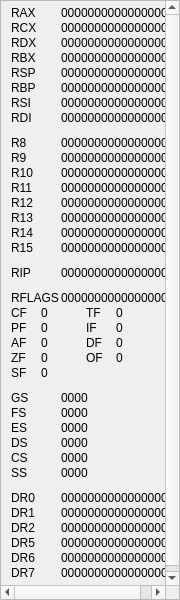
Qt form x64_dbg_gui/Project/Src/BasicView/RegistersView64.ui (x64dbg/x64_dbg_old) before a commit.
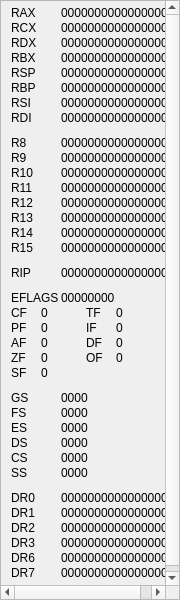
The same form after that commit.

```diff
--- a/x64_dbg_gui/Project/Src/BasicView/RegistersView64.ui
+++ b/x64_dbg_gui/Project/Src/BasicView/RegistersView64.ui
@@ -420,7 +420,7 @@
         </rect>
        </property>
        <property name="text">
-        <string>DR5</string>
+        <string>DR3</string>
        </property>
       </widget>
       <widget class="QLabel" name="DSRegLabel">
@@ -675,12 +675,12 @@
         <rect>
          <x>60</x>
          <y>290</y>
-         <width>110</width>
+         <width>60</width>
          <height>13</height>
         </rect>
        </property>
        <property name="text">
-        <string>0000000000000000</string>
+        <string>00000000</string>
        </property>
       </widget>
       <widget class="QLabel" name="DXRegLabel">
@@ -992,7 +992,7 @@
         </rect>
        </property>
        <property name="text">
-        <string>RFLAGS</string>
+        <string>EFLAGS</string>
        </property>
       </widget>
       <widget class="QLabel" name="BPRegLabel">
```
Left out of the diff: 17 changed lines with no effect on the pictures.
